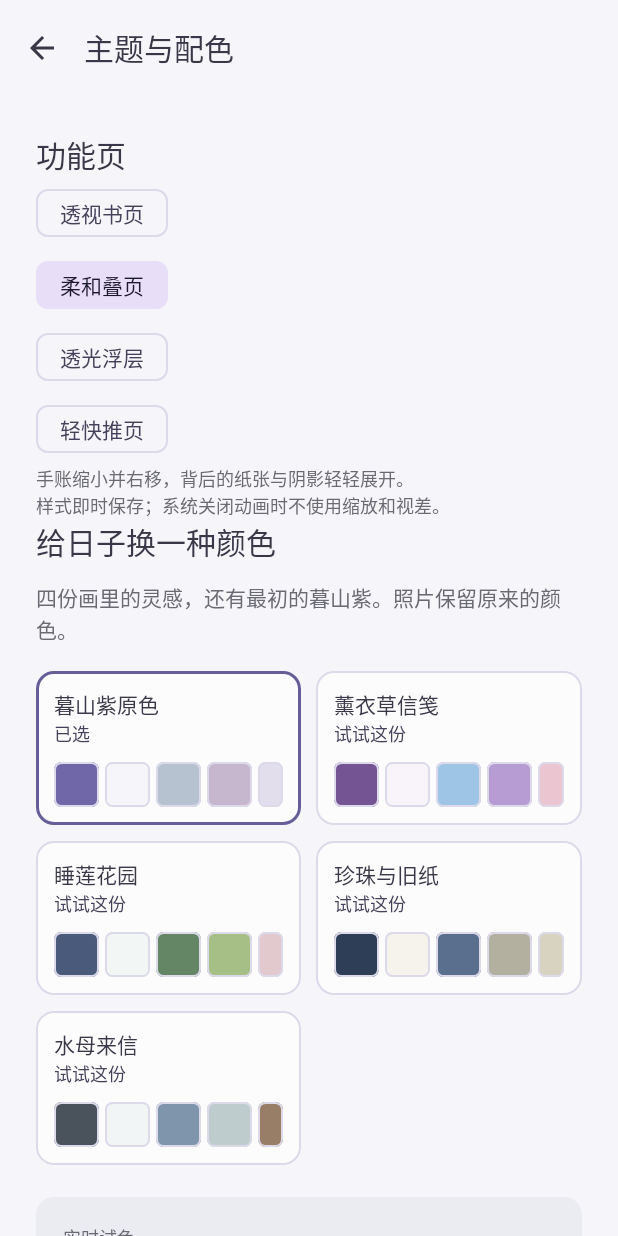
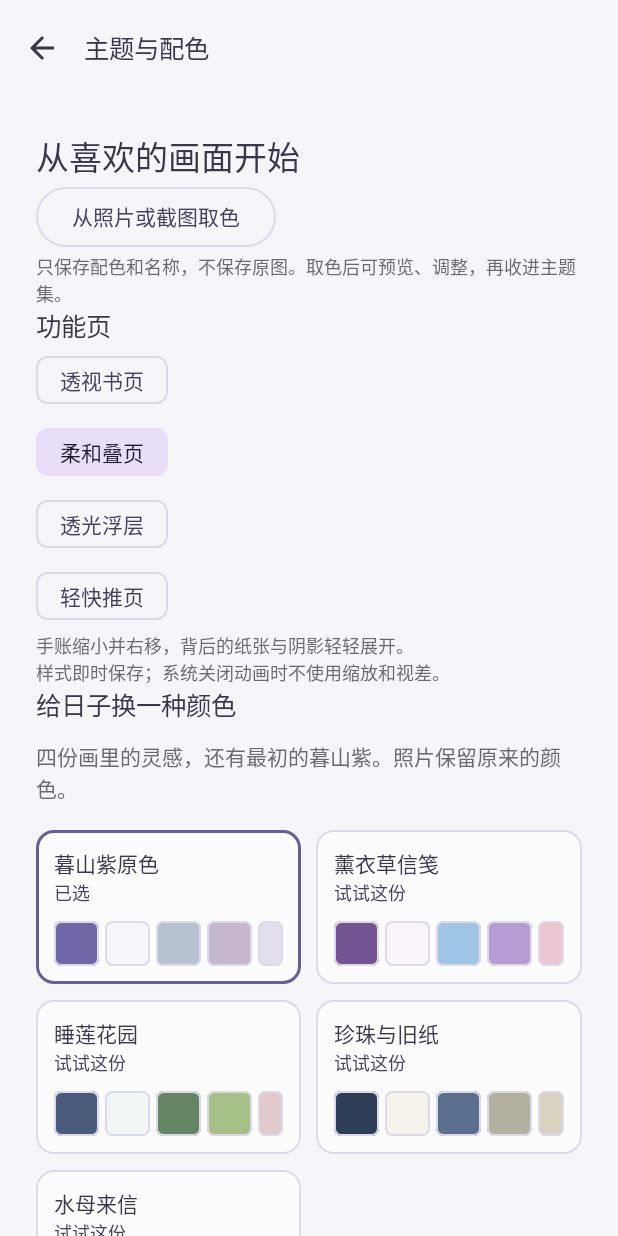
Before and after one commit to cnsj-123/qqhome, an Android app built with Jetpack Compose: the AppearanceSettingsRoute screen opened through its navigation route, on a phone screen of 412 x 824 dp. Run offline under Robolectric (Android 15) with nearby library versions, the phone set to English and light mode, and no system bars; our stand-ins replace Room's generated code; Roboto replaces fonts that are not available here.

Commit message:
feat(appearance): add local image palettes and named theme collection

```diff
--- a/app/src/main/java/com/qq/closie/data/appearance/Appearance.kt
+++ b/app/src/main/java/com/qq/closie/data/appearance/Appearance.kt
@@ -30,14 +30,18 @@ data class CustomTheme(val accent: String, val paper: String, val secondary: Str
     )
 }
 
+data class NamedTheme(val id: String, val name: String, val colors: CustomTheme)
+
 data class AppearanceSettings(
     val selectedThemeId: String = ThemePreset.ORIGINAL.id,
     val custom: CustomTheme? = null,
     val functionPageStyle: FunctionPageStyle = FunctionPageStyle.LAYERED,
-    val moduleOrder: List<String> = emptyList()
+    val moduleOrder: List<String> = emptyList(),
+    val namedThemes: List<NamedTheme> = emptyList()
 ) {
     fun selectedColors(): CustomTheme {
         if (selectedThemeId == CUSTOM_ID && custom != null) return custom.normalized()
+        namedThemes.firstOrNull { it.id == selectedThemeId }?.let { return it.colors.normalized() }
         val preset = ThemePreset.fromId(selectedThemeId) ?: ThemePreset.ORIGINAL
         return CustomTheme(preset.accent, preset.paper, preset.secondary, preset.soft, preset.warm)
     }
--- a/app/src/main/java/com/qq/closie/ui/lifeos/settings/AppearanceEditorState.kt
+++ b/app/src/main/java/com/qq/closie/ui/lifeos/settings/AppearanceEditorState.kt
@@ -12,7 +12,8 @@ data class AppearanceEditorState(
     val validationError: String? = null,
     val isSaving: Boolean = false,
     val message: String? = null,
-    val soft: String = secondary, val warm: String = paper
+    val soft: String = secondary, val warm: String = paper,
+    val themeName: String = "我的配色", val extracting: Boolean = false
 ) {
     fun edit(field: ThemeField, text: String): AppearanceEditorState {
         val changed = when (field) {
@@ -31,7 +32,8 @@ data class AppearanceEditorState(
     companion object {
         fun from(settings: AppearanceSettings): AppearanceEditorState {
             val c = settings.selectedColors()
-            return AppearanceEditorState(settings.selectedThemeId, c.accent, c.paper, c.secondary, settings, soft = c.soft, warm = c.warm)
+            return AppearanceEditorState(settings.selectedThemeId, c.accent, c.paper, c.secondary, settings, soft = c.soft, warm = c.warm,
+                themeName = settings.namedThemes.firstOrNull { it.id == settings.selectedThemeId }?.name ?: "我的配色")
         }
     }
 }
--- a/app/src/main/java/com/qq/closie/ui/lifeos/settings/AppearanceSettingsScreen.kt
+++ b/app/src/main/java/com/qq/closie/ui/lifeos/settings/AppearanceSettingsScreen.kt
@@ -1,6 +1,10 @@
 package com.qq.closie.ui.lifeos.settings
 
 import androidx.compose.foundation.BorderStroke
+import androidx.activity.compose.rememberLauncherForActivityResult
+import androidx.activity.result.PickVisualMediaRequest
+import androidx.activity.result.contract.ActivityResultContracts
+import androidx.compose.ui.platform.LocalContext
 import androidx.compose.foundation.layout.*
 import androidx.compose.foundation.shape.RoundedCornerShape
 import androidx.compose.foundation.text.KeyboardOptions
@@ -22,6 +26,10 @@ import com.qq.closie.ui.lifeos.theme.*
 fun AppearanceSettingsRoute(viewModel: AppearanceViewModel, onBack: () -> Unit) {
     val editor by viewModel.editor.collectAsStateWithLifecycle()
     val stored by viewModel.savedAppearance.collectAsStateWithLifecycle()
+    val context = LocalContext.current.applicationContext
+    val picker = rememberLauncherForActivityResult(ActivityResultContracts.PickVisualMedia()) { uri ->
+        uri?.let { viewModel.extractImage(context, it) }
+    }
     LaunchedEffect(viewModel) { viewModel.beginAppearanceEdit() }
     DisposableEffect(viewModel) { onDispose { viewModel.cancelAppearanceEdit() } }
     editor?.let { draft ->
@@ -31,7 +39,9 @@ fun AppearanceSettingsRoute(viewModel: AppearanceViewModel, onBack: () -> Unit)
             onCancel = { viewModel.cancelAppearanceEdit(); onBack() },
             onRestore = viewModel::restoreOriginal,
             functionPageStyle = stored?.functionPageStyle ?: FunctionPageStyle.LAYERED,
-            onFunctionPageStyle = viewModel::selectFunctionPageStyle)
+            onFunctionPageStyle = viewModel::selectFunctionPageStyle,
+            namedThemes = stored?.namedThemes.orEmpty(), onNamed = viewModel::previewNamed, onDelete = viewModel::deleteNamed,
+            onName = viewModel::nameTheme, onImage = { picker.launch(PickVisualMediaRequest(ActivityResultContracts.PickVisualMedia.ImageOnly)) })
     }
 }
 
@@ -43,10 +53,27 @@ fun AppearanceSettingsScreen(
     onField: (ThemeField, String) -> Unit,
     onSave: () -> Unit, onCancel: () -> Unit, onRestore: () -> Unit,
     functionPageStyle: FunctionPageStyle = FunctionPageStyle.LAYERED,
-    onFunctionPageStyle: (FunctionPageStyle) -> Unit = {}
+    onFunctionPageStyle: (FunctionPageStyle) -> Unit = {},
+    namedThemes: List<NamedTheme> = emptyList(), onNamed: (String) -> Unit = {}, onDelete: (String) -> Unit = {},
+    onName: (String) -> Unit = {}, onImage: () -> Unit = {}
 ) {
     val colors = LocalLifeOsColors.current
     LifePage("主题与配色", onCancel) {
+        Text("从喜欢的画面开始", style = LifeText.journal)
+        OutlinedButton(onImage, enabled = !state.isSaving && !state.extracting) { Text(if (state.extracting) "正在本机取色…" else "从照片或截图取色") }
+        Text("只保存配色和名称，不保存原图。取色后可预览、调整，再收进主题集。", style = LifeText.caption, color = colors.muted)
+        if (namedThemes.isNotEmpty()) {
+            Text("我的主题 · ${namedThemes.size}/24", Modifier.padding(top = 16.dp), style = LifeText.title)
+            namedThemes.forEach { theme ->
+                Row(verticalAlignment = androidx.compose.ui.Alignment.CenterVertically) {
+                    TextButton({ onNamed(theme.id) }, Modifier.weight(1f), enabled = !state.isSaving && !state.extracting) {
+                        ColorSwatch(theme.colors.accent)
+                        Text(" ${theme.name}${if (state.selectedId == theme.id) " · 已选" else ""}")
+                    }
+                    TextButton({ onDelete(theme.id) }, enabled = !state.isSaving && !state.extracting) { Text("删除") }
+                }
+            }
+        }
         Text("功能页", style = LifeText.title)
         Column {
             FunctionPageStyle.entries.forEach { style ->
@@ -61,7 +88,7 @@ fun AppearanceSettingsScreen(
             Row(Modifier.fillMaxWidth().padding(vertical = 5.dp), horizontalArrangement = Arrangement.spacedBy(10.dp)) {
                 row.forEach { preset ->
                     val chosen = state.selectedId == preset.id
-                    Surface(onClick = { onPreset(preset) }, enabled = !state.isSaving,
+                    Surface(onClick = { onPreset(preset) }, enabled = !state.isSaving && !state.extracting,
                         modifier = Modifier.weight(1f).semantics { selected = chosen },
                         color = colors.card, shape = RoundedCornerShape(12.dp),
                         border = BorderStroke(if (chosen) 2.dp else 1.dp, if (chosen) colors.accent else colors.line)) {
@@ -77,7 +104,7 @@ fun AppearanceSettingsScreen(
                 if (row.size == 1) Spacer(Modifier.weight(1f))
             }
         }
-        if (hasSavedCustom) OutlinedButton(onClick = onCustom, enabled = !state.isSaving) {
+        if (hasSavedCustom) OutlinedButton(onClick = onCustom, enabled = !state.isSaving && !state.extracting) {
             Text(if (state.selectedId == AppearanceSettings.CUSTOM_ID) "我的配色 · 已选" else "恢复上次的我的配色")
         }
         Surface(Modifier.fillMaxWidth().padding(vertical = 16.dp), color = colors.paperSecondary, shape = RoundedCornerShape(12.dp)) {
@@ -89,19 +116,21 @@ fun AppearanceSettingsScreen(
             }
         }
         Text("自定义主题色", style = LifeText.title)
+        OutlinedTextField(state.themeName, onName, Modifier.fillMaxWidth(), label = { Text("主题名称") }, singleLine = true,
+            enabled = !state.isSaving && !state.extracting)
         listOf(ThemeField.ACCENT to state.accent, ThemeField.PAPER to state.paper, ThemeField.SECONDARY to state.secondary, ThemeField.SOFT to state.soft, ThemeField.WARM to state.warm).forEach { (field, value) ->
             OutlinedTextField(value, { onField(field, it) }, Modifier.fillMaxWidth().padding(vertical = 5.dp),
                 label = { Text(field.label) }, leadingIcon = { ColorSwatch(value) }, singleLine = true,
-                enabled = !state.isSaving, isError = HexColor.normalizeOrNull(value) == null,
+                enabled = !state.isSaving && !state.extracting, isError = HexColor.normalizeOrNull(value) == null,
                 keyboardOptions = KeyboardOptions(capitalization = KeyboardCapitalization.Characters))
         }
         Text(state.validationError ?: "文字和按钮会自动调整，以保持可读。", style = LifeText.caption, color = colors.inkSecondary)
         state.message?.let { Text(it, Modifier.padding(top = 10.dp), style = LifeText.body) }
-        Button(onClick = onSave, enabled = !state.isSaving && state.validationError == null, modifier = Modifier.fillMaxWidth().padding(top = 16.dp)) {
-            Text(if (state.isSaving) "正在保存…" else "保存当前主题")
+        Button(onClick = onSave, enabled = !state.isSaving && !state.extracting && state.validationError == null && state.themeName.isNotBlank(), modifier = Modifier.fillMaxWidth().padding(top = 16.dp)) {
+            Text(if (state.isSaving) "正在保存…" else if (state.selectedId == AppearanceSettings.CUSTOM_ID) "保存为新主题" else "使用当前主题")
         }
-        OutlinedButton(onClick = onCancel, enabled = !state.isSaving, modifier = Modifier.fillMaxWidth()) { Text("取消试色") }
-        TextButton(onClick = onRestore, enabled = !state.isSaving, modifier = Modifier.fillMaxWidth()) { Text("恢复暮山紫原色") }
+        OutlinedButton(onClick = onCancel, enabled = !state.isSaving && !state.extracting, modifier = Modifier.fillMaxWidth()) { Text("取消试色") }
+        TextButton(onClick = onRestore, enabled = !state.isSaving && !state.extracting, modifier = Modifier.fillMaxWidth()) { Text("恢复暮山紫原色") }
     }
 }
 
--- a/app/src/main/java/com/qq/closie/ui/lifeos/theme/LifeOsTheme.kt
+++ b/app/src/main/java/com/qq/closie/ui/lifeos/theme/LifeOsTheme.kt
@@ -30,7 +30,7 @@ val LocalLifeOsColors = staticCompositionLocalOf { ThemePalette.resolve(Appearan
 
 @Composable
 fun LifeOsTheme(settings: AppearanceSettings = AppearanceSettings(), content: @Composable () -> Unit) {
-    val colors = androidx.compose.runtime.remember(settings.selectedThemeId, settings.custom) { ThemePalette.resolve(settings).colors() }
+    val colors = androidx.compose.runtime.remember(settings.selectedThemeId, settings.custom, settings.namedThemes) { ThemePalette.resolve(settings).colors() }
     val base = if (colors.isDark) darkColorScheme() else lightColorScheme()
     val scheme = base.copy(
         primary = colors.accent, onPrimary = colors.onAccent,
--- a/app/src/main/java/com/qq/closie/ui/lifeos/theme/LifeOsTypography.kt
+++ b/app/src/main/java/com/qq/closie/ui/lifeos/theme/LifeOsTypography.kt
@@ -12,10 +12,10 @@ import androidx.compose.ui.unit.sp
 /** Bundled Noto Sans SC pins real weight axes; journal headings may opt into bundled serif. */
 object LifeText {
     val family = LifeFonts.Sans
-    val number = TextStyle(fontFamily = family, fontSize = 24.sp, lineHeight = 32.sp, fontWeight = FontWeight.Medium, fontFeatureSettings = "tnum")
+    val number = TextStyle(fontFamily = family, fontSize = 23.sp, lineHeight = 31.sp, fontWeight = FontWeight.Medium, fontFeatureSettings = "tnum")
     val journal = TextStyle(fontFamily = FontFamily(Font(R.font.noto_serif_sc_medium)), fontSize = 22.sp, lineHeight = 30.sp)
     val display = TextStyle(fontFamily = family, fontSize = 26.sp, lineHeight = 34.sp)
-    val title = TextStyle(fontFamily = family, fontSize = 20.sp, lineHeight = 27.sp, fontWeight = FontWeight.Medium)
+    val title = TextStyle(fontFamily = family, fontSize = 17.sp, lineHeight = 25.sp, fontWeight = FontWeight.Medium)
     val body = TextStyle(fontFamily = family, fontSize = 14.sp, lineHeight = 21.sp)
     val caption = TextStyle(fontFamily = family, fontSize = 12.sp, lineHeight = 18.sp)
 }
```
Also changed, not shown: app/src/main/java/com/qq/closie/data/appearance/AppearanceRepository.kt (+51 -1 lines), app/src/main/java/com/qq/closie/data/appearance/ImagePalette.kt (added, +38 -0 lines), app/src/main/java/com/qq/closie/data/appearance/LocalThemeImage.kt (added, +23 -0 lines), app/src/main/java/com/qq/closie/ui/lifeos/settings/AppearanceViewModel.kt (+52 -2 lines), 2 other files.
